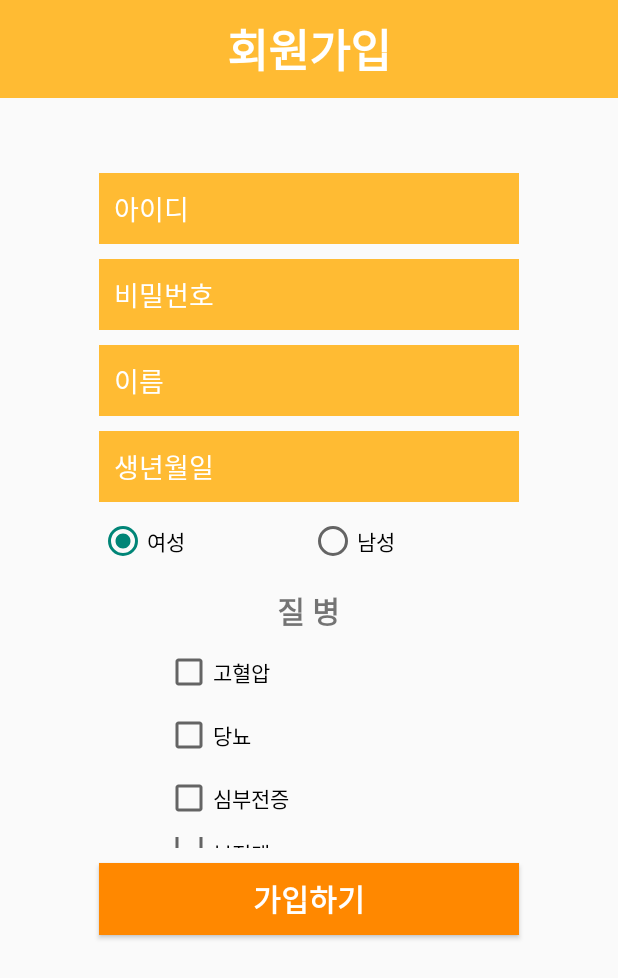
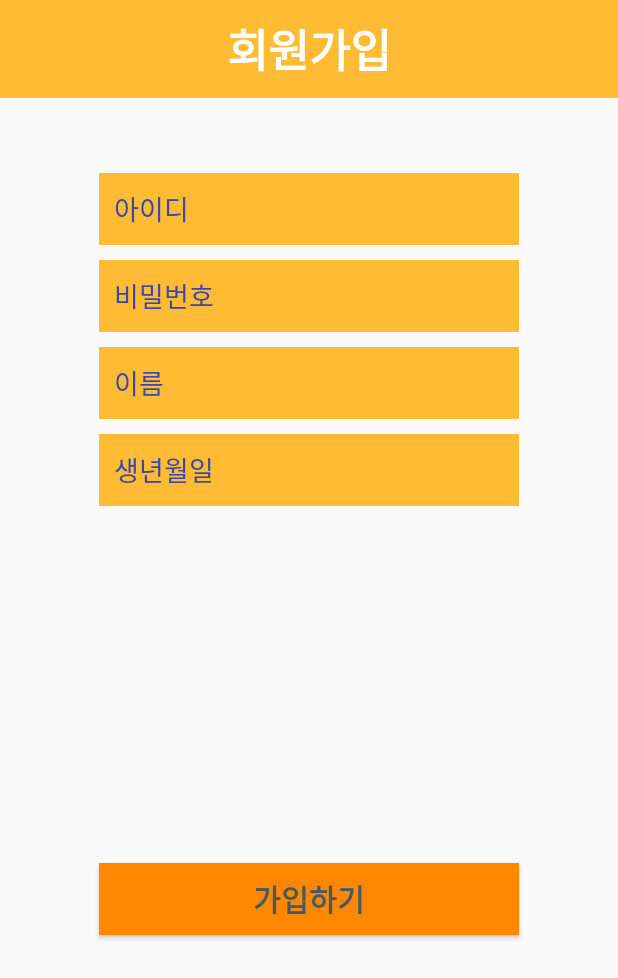
Before and after one commit to jsm512/2022_ICT_Quickly, an Android app: the RegisterActivity screen opened directly, with no data from a screen before it, on a phone screen of 412 x 824 dp. Shown: the top 978 px of the screen. Run offline under Robolectric (Android 15) with nearby library versions, the phone set to English and light mode, and no system bars; our stand-ins replace Volley; network calls fail.

```diff
--- a/app/build.gradle
+++ b/app/build.gradle
@@ -54,4 +54,5 @@ dependencies {
 
 
 
+
 }
--- a/app/src/main/AndroidManifest.xml
+++ b/app/src/main/AndroidManifest.xml
@@ -8,6 +8,7 @@
     <uses-permission android:name="android.permission.ACCESS_FINE_LOCATION" />
     <uses-permission android:name="android.permission.ACCESS_COARSE_LOCATION" />
     <uses-permission android:name="android.permission.FOREGROUND_SERVICE" />
+<!--인터넷 권한 선언-->
     <uses-permission android:name="android.permission.INTERNET" />
 
 
@@ -18,8 +19,9 @@
         android:roundIcon="@mipmap/ic_launcher_round"
         android:supportsRtl="true"
         android:theme="@style/Theme.AppCompat.Light.NoActionBar"
+        android:usesCleartextTraffic="true"
+        >
 
-        >
 
         <activity android:name=".InfoModify"></activity>
 
@@ -42,7 +44,7 @@
         <activity android:name=".RegisterActivity" />
 
         <activity android:name=".Login" android:exported="true">
-
+<!--첫 빌드시 실행할 Activity 설정-->
             <intent-filter>
                 <action android:name="android.intent.action.MAIN" />
 
--- a/app/src/main/java/com/example/sample12/LoginRequest.java
+++ b/app/src/main/java/com/example/sample12/LoginRequest.java
@@ -10,7 +10,7 @@ import java.util.Map;
 public class LoginRequest extends StringRequest {
 
     // 서버 URL 설정 (PHP 로그인 파일 연동)
-    final static private String URL = "http://r2445.dothome.co.kr/Login.php";
+    final static private String URL = "http://j4895.dothome.co.kr/Login.php";
     private Map<String, String> map;
 
     public LoginRequest(String userID, String userPassword, Response.Listener<String> Listener) {
--- a/app/src/main/java/com/example/sample12/ModifyRequest.java
+++ b/app/src/main/java/com/example/sample12/ModifyRequest.java
@@ -13,13 +13,12 @@ public class ModifyRequest extends StringRequest {
     final static private String URL = "http://r2445.dothome.co.kr/Modify.php";
     private Map<String, String> map;
 
-    public ModifyRequest(String userID, String userPassword, String userDisease, Response.Listener<String> Listener) {
+    public ModifyRequest(String userID, String userPassword, Response.Listener<String> Listener) {
         super(Method.POST,URL,Listener,null);
 
         map = new HashMap<>();
         map.put("userID",userID);
         map.put("userPassword",userPassword);
-        map.put("userDisease", userDisease);
 
     }
 
--- a/app/src/main/java/com/example/sample12/RegisterActivity.java
+++ b/app/src/main/java/com/example/sample12/RegisterActivity.java
@@ -21,15 +21,10 @@ import org.json.JSONObject;
 
 public class RegisterActivity extends AppCompatActivity {
 
-    private EditText et_id,et_pass,et_name,et_age;
+    private EditText et_id, et_pass, et_name, et_age;
     private Button btn_register;
 
-    private RadioGroup radioGroup;
 
-    private String result="";
-    private CheckBox disease1,disease2,disease3,disease4;
-
-    String sex="여성";
     public RegisterActivity() {
     }
 
@@ -38,49 +33,11 @@ public class RegisterActivity extends AppCompatActivity {
         super.onCreate(savedInstanceState);
         setContentView(R.layout.activity_register);
 
-        et_id=findViewById(R.id.et_id);
-        et_pass=findViewById(R.id.et_pass);
-        et_name=findViewById(R.id.et_name);
-        et_name.setPrivateImeOptions("defaultInputmode=korean;");
-        et_age=findViewById(R.id.et_age);
+        et_id = findViewById(R.id.et_id);
+        et_pass = findViewById(R.id.et_pass);
+        et_name = findViewById(R.id.et_name);
+        et_age = findViewById(R.id.et_age);
 
-
-
-        radioGroup = findViewById(R.id.genderGroup);
-        radioGroup.setOnCheckedChangeListener(new RadioGroup.OnCheckedChangeListener() {
-            @Override
-            public void onCheckedChanged(RadioGroup group, int checkedId) {
-                RadioButton radioButton = (RadioButton) findViewById(checkedId);
-                Toast.makeText(RegisterActivity.this, radioButton.getText(), Toast.LENGTH_SHORT).show();
-                if(!sex.equals(radioButton.getText())){
-                    sex = sex.replaceAll(sex, (String) radioButton.getText());
-                }
-            }
-        });
-
-        findViewById(R.id.disease1).setOnClickListener(new Button.OnClickListener(){
-            public void onClick(View v){
-                Checked1(v);
-            }
-        });
-
-        findViewById(R.id.disease2).setOnClickListener(new Button.OnClickListener(){
-            public void onClick(View v){
-                Checked2(v);
-            }
-        });
-
-        findViewById(R.id.disease3).setOnClickListener(new Button.OnClickListener(){
-            public void onClick(View v){
-                Checked3(v);
-            }
-        });
-
-        findViewById(R.id.disease4).setOnClickListener(new Button.OnClickListener(){
-            public void onClick(View v){
-                Checked4(v);
-            }
-        });
 
         //회원가입 클릭시
         btn_register = findViewById(R.id.btn_register);
@@ -88,27 +45,24 @@ public class RegisterActivity extends AppCompatActivity {
             @Override
             public void onClick(View v) {
                 //EditText에 현재 입력되있는 값을 가져온다.
-                String userID=et_id.getText().toString();
-                String userPass=et_pass.getText().toString();
-                String userName=et_name.getText().toString();
+                String userID = et_id.getText().toString();
+                String userPass = et_pass.getText().toString();
+                String userName = et_name.getText().toString();
                 int userAge = Integer.parseInt(et_age.getText().toString());
-                String userSex = sex;
-                String userDisease = result;
 
-                Response.Listener<String>responseListener = new Response.Listener<String>() {
+                Response.Listener<String> responseListener = new Response.Listener<String>() {
                     @Override
                     public void onResponse(String response) {
                         try {
                             JSONObject jsonObject = new JSONObject(response);
                             boolean success = jsonObject.getBoolean("success");
-                            if(success){//회원등록이 성공한 경우
-                                Toast.makeText(getApplicationContext(),"회원 등록에 성공하였습니다." , Toast.LENGTH_SHORT).show();
+                            if (success) {//회원등록이 성공한 경우
+                                Toast.makeText(getApplicationContext(), "회원 등록에 성공하였습니다.", Toast.LENGTH_SHORT).show();
                                 Intent intent = new Intent(RegisterActivity.this, Login.class);
                                 startActivity(intent);
-                                finish();
-                            }else {//회원등록 실패
-                                Toast.makeText(getApplicationContext(),"회원 등록에 실패하였습니다.",Toast.LENGTH_SHORT).show();
-                                return ;
+                            } else {//회원등록 실패
+                                Toast.makeText(getApplicationContext(), "회원 등록에 실패하였습니다.", Toast.LENGTH_SHORT).show();
+                                return;
                             }
                         } catch (JSONException e) {
                             e.printStackTrace();
@@ -117,72 +71,11 @@ public class RegisterActivity extends AppCompatActivity {
                     }
                 };
                 //서버로 volley를 이용해서 요청
-                RegisterRequest registerRequest = new RegisterRequest(userID,userPass,userName,userAge,userSex,userDisease,responseListener);
+                RegisterRequest registerRequest = new RegisterRequest(userID, userPass, userName, userAge, responseListener);
                 RequestQueue queue = Volley.newRequestQueue(RegisterActivity.this);
                 queue.add(registerRequest);
             }
         });
 
     }
-
-    public String Checked1(View v){
-        disease1 = findViewById(R.id.disease1);
-
-        //String result = "";
-        if(disease1.isChecked()){
-            result = result + "고혈압 ";
-        }else{
-            result = result.replaceAll("고혈압 ","");
-        }
-
-        return result;
-    }
-
-    public String Checked2(View v){
-
-        disease2 = findViewById(R.id.disease2);
-
-        //String result = "";
-
-
-        if(disease2.isChecked()){
-            result = result + "당뇨 ";
-        }else{
-            result = result.replaceAll("당뇨 ","");
-        }
-
-        return result;
-    }
-
-    public String Checked3(View v){
-
-        disease3 = findViewById(R.id.disease3);
-
-        //String result = "";
-
-
-        if(disease3.isChecked()){
-            result = result + "심부전증 ";
-        }else{
-            result = result.replaceAll("심부전증 ","");
-        }
-
-        return result;
-    }
-
-    public String Checked4(View v){
-
-        disease4 = findViewById(R.id.disease4);
-
-        //String result = "";
-
-
-        if(disease4.isChecked()){
-            result = result + "부정맥 ";
-        }else{
-            result = result.replaceAll("부정맥 ","");
-        }
-
-        return result;
-    }
 }
--- a/app/src/main/java/com/example/sample12/RegisterRequest.java
+++ b/app/src/main/java/com/example/sample12/RegisterRequest.java
@@ -9,11 +9,11 @@ import java.util.Map;
 public class RegisterRequest extends StringRequest {
 
     // 서버 URL 설정 (PHP 레지스터 파일 연동)
-    final static private String URL = "http://r2445.dothome.co.kr/Register.php";
+    final static private String URL = "http://j4895.dothome.co.kr/Register.php";
     private Map<String, String> map;
 
     public RegisterRequest(String userID, String userPassword, String userName,
-                           int userAge, String userSex, String userDisease, Response.Listener<String> Listener) {
+                           int userAge, Response.Listener<String> Listener) {
         super(Method.POST,URL,Listener,null);
 
         map = new HashMap<>();
@@ -21,8 +21,6 @@ public class RegisterRequest extends StringRequest {
         map.put("userPassword",userPassword);
         map.put("userName",userName);
         map.put("userAge",userAge + "");
-        map.put("userSex", userSex);
-        map.put("userDisease", userDisease);
 
     }
 
--- a/app/src/main/res/layout/activity_login.xml
+++ b/app/src/main/res/layout/activity_login.xml
@@ -80,12 +80,12 @@
             <Button
                 android:id="@+id/btn_login"
                 android:layout_width="280dp"
-                android:layout_height="38dp"
+                android:layout_height="48dp"
                 android:layout_gravity="center"
                 android:layout_marginTop="10dp"
                 android:background="@android:color/holo_orange_dark"
                 android:text="로그인"
-                android:textColor="#ffffff"
+                android:textColor="#455A64"
                 android:textSize="20dp"
                 android:textStyle="bold" />
 
--- a/app/src/main/res/layout/activity_register.xml
+++ b/app/src/main/res/layout/activity_register.xml
@@ -44,9 +44,10 @@
                 android:layout_marginTop="50dp"
                 android:background="@android:color/holo_orange_light"
                 android:hint="아이디"
+                android:minHeight="48dp"
                 android:padding="10dp"
                 android:textColor="#ffffff"
-                android:textColorHint="#ffffff" />
+                android:textColorHint="#3949AB" />
 
             <EditText
                 android:id="@+id/et_pass"
@@ -57,9 +58,10 @@
                 android:background="@android:color/holo_orange_light"
                 android:hint="비밀번호"
                 android:inputType="textPassword"
+                android:minHeight="48dp"
                 android:padding="10dp"
                 android:textColor="#ffffff"
-                android:textColorHint="#ffffff" />
+                android:textColorHint="#3949AB" />
 
             <EditText
                 android:id="@+id/et_name"
@@ -69,10 +71,11 @@
                 android:layout_marginTop="10dp"
                 android:background="@android:color/holo_orange_light"
                 android:hint="이름"
+                android:minHeight="48dp"
                 android:padding="10dp"
                 android:privateImeOptions="defaultInputmode=korean"
                 android:textColor="#ffffff"
-                android:textColorHint="#ffffff" />
+                android:textColorHint="#3949AB" />
 
             <EditText
                 android:id="@+id/et_age"
@@ -82,78 +85,10 @@
                 android:layout_marginTop="10dp"
                 android:background="@android:color/holo_orange_light"
                 android:hint="생년월일"
+                android:minHeight="48dp"
                 android:padding="10dp"
                 android:textColor="#ffffff"
-                android:textColorHint="#ffffff" />
-
-            <RadioGroup
-                android:id="@+id/genderGroup"
-                android:layout_width="280dp"
-                android:layout_height="wrap_content"
-                android:layout_gravity="center_horizontal"
-                android:layout_marginTop="10dp"
-                android:orientation="horizontal">
-
-                <RadioButton
-                    android:id="@+id/genderWoman"
-                    android:layout_width="0dp"
-                    android:layout_height="wrap_content"
-                    android:layout_weight="1"
-                    android:checked="true"
-                    android:text="여성" />
-
-                <RadioButton
-                    android:id="@+id/genderMan"
-                    android:layout_width="0dp"
-                    android:layout_height="wrap_content"
-                    android:layout_weight="1"
-                    android:text="남성" />
-
-            </RadioGroup>
-
-
-            <TextView
-                android:id="@+id/textView2"
-                android:layout_width="150dp"
-                android:layout_height="wrap_content"
-                android:layout_gravity="center"
-                android:layout_marginTop="15dp"
-                android:gravity="center"
-                android:text="질 병"
-                android:textSize="20dp"
-                android:textStyle="bold" />
-
-            <CheckBox
-                android:id="@+id/disease1"
-                android:layout_width="190dp"
-                android:layout_height="wrap_content"
-                android:layout_marginLeft="110dp"
-                android:layout_marginTop="10dp"
-                android:text="고혈압" />
-
-            <CheckBox
-                android:id="@+id/disease2"
-                android:layout_width="190dp"
-                android:layout_height="wrap_content"
-                android:layout_marginLeft="110dp"
-                android:layout_marginTop="10dp"
-                android:text="당뇨" />
-
-            <CheckBox
-                android:id="@+id/disease3"
-                android:layout_width="190dp"
-                android:layout_height="wrap_content"
-                android:layout_marginLeft="110dp"
-                android:layout_marginTop="10dp"
-                android:text="심부전증" />
-
-            <CheckBox
-                android:id="@+id/disease4"
-                android:layout_width="190dp"
-                android:layout_height="wrap_content"
-                android:layout_marginLeft="110dp"
-                android:layout_marginTop="10dp"
-                android:text="부정맥" />
+                android:textColorHint="#3949AB" />
 
 
         </LinearLayout>
@@ -166,7 +101,7 @@
             android:layout_marginTop="10dp"
             android:background="@android:color/holo_orange_dark"
             android:text="가입하기"
-            android:textColor="#ffffff"
+            android:textColor="#455A64"
             android:textSize="20dp"
             android:textStyle="bold" />
 
```
Also changed, not shown: app/src/main/java/com/example/sample12/InfoModify.java (+1 -91 lines), app/src/main/java/com/example/sample12/Login.java (+8 -0 lines), 2 other files.
